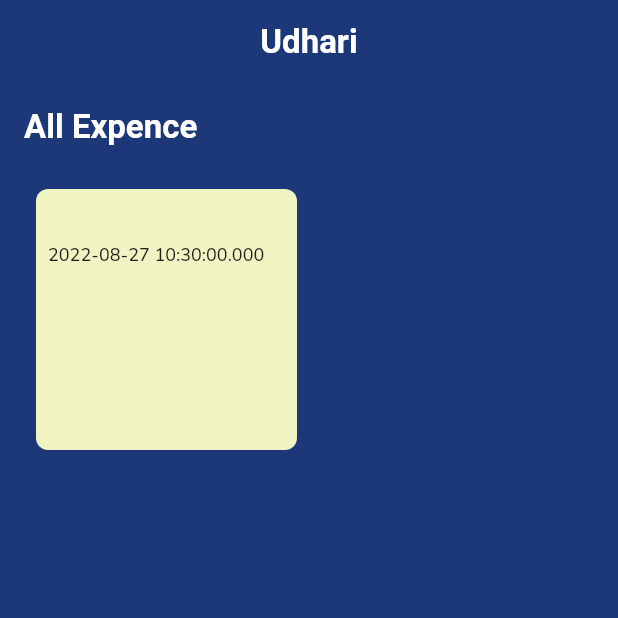
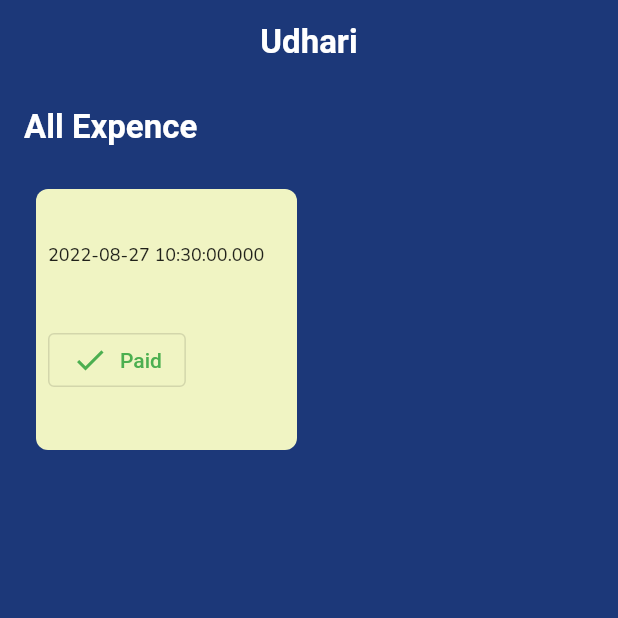
Before and after one commit to DipHire/expence_note, a Flutter app: the expenseEditorScreen screen opened directly, after a tap on the "thumb up" icon, on a phone screen of 412 x 824 dp, the top half of it. Run offline on Flutter 3.47's test engine with Material 2 defaults, Android fonts, the light colour scheme and no system bars; our stand-ins replace cloud_firestore, firebase_core, google_fonts; accounts and stored records are empty.

Commit message:
minor ui update

```diff
--- a/lib/widgets/expense_card.dart
+++ b/lib/widgets/expense_card.dart
@@ -19,12 +19,16 @@ Widget expenseCard(Function()? onTap, QueryDocumentSnapshot doc) {
             doc["user"].toString(),
             style: Appstyle.maintitle,
           ),
-          SizedBox(height: 3.0,),
+          SizedBox(
+            height: 3.0,
+          ),
           Text(
             doc["creation_date"],
             style: Appstyle.dateTitle,
           ),
-          const SizedBox(height: 8.0,),
+          const SizedBox(
+            height: 8.0,
+          ),
           Row(
             children: [
               Text(
@@ -32,7 +36,9 @@ Widget expenseCard(Function()? onTap, QueryDocumentSnapshot doc) {
                 style: Appstyle.mainContent,
                 overflow: TextOverflow.ellipsis,
               ),
-          const SizedBox(width: 8.0,),
+              const SizedBox(
+                width: 8.0,
+              ),
               Text(
                 doc["money"].toString(),
                 style: Appstyle.mainContent,
@@ -40,7 +46,18 @@ Widget expenseCard(Function()? onTap, QueryDocumentSnapshot doc) {
               ),
             ],
           ),
-
+          const SizedBox(
+            height: 8.0,
+          ),
+          OutlinedButton.icon(
+            onPressed: () {},
+            icon: Icon(
+              Icons.check,
+              size: 24.0,
+              color: Colors.green,
+            ),
+            label: Text('Paid',style: TextStyle(color: Colors.green),),
+          ),
         ],
       ),
     ),
--- a/lib/widgets/expense_editor.dart
+++ b/lib/widgets/expense_editor.dart
@@ -57,17 +57,18 @@ class _expenseEditorScreenState extends State<expenseEditorScreen> {
               keyboardType: TextInputType.multiline,
               maxLines: null,
               decoration: InputDecoration(
-                  border: InputBorder.none, hintText: 'Expence Info'),
+               hintText: 'Expence Info'),
               style: Appstyle.mainContent,
             ),
+            SizedBox(width: 8.0,),
             TextField(
               controller: _moneyController,
-              keyboardType: TextInputType.multiline,
+              keyboardType: TextInputType.number,
               maxLines: null,
               decoration:
-                  InputDecoration(border: InputBorder.none, hintText: 'Money'),
+              InputDecoration(hintText: 'Money'),
               style: Appstyle.mainContent,
-            ),
+            )
           ],
         ),
       ),
```
Also changed, not shown: lib/widgets/expense_reader.dart (+11 -3 lines). Lines whose indentation alone changed are shown as unchanged.
